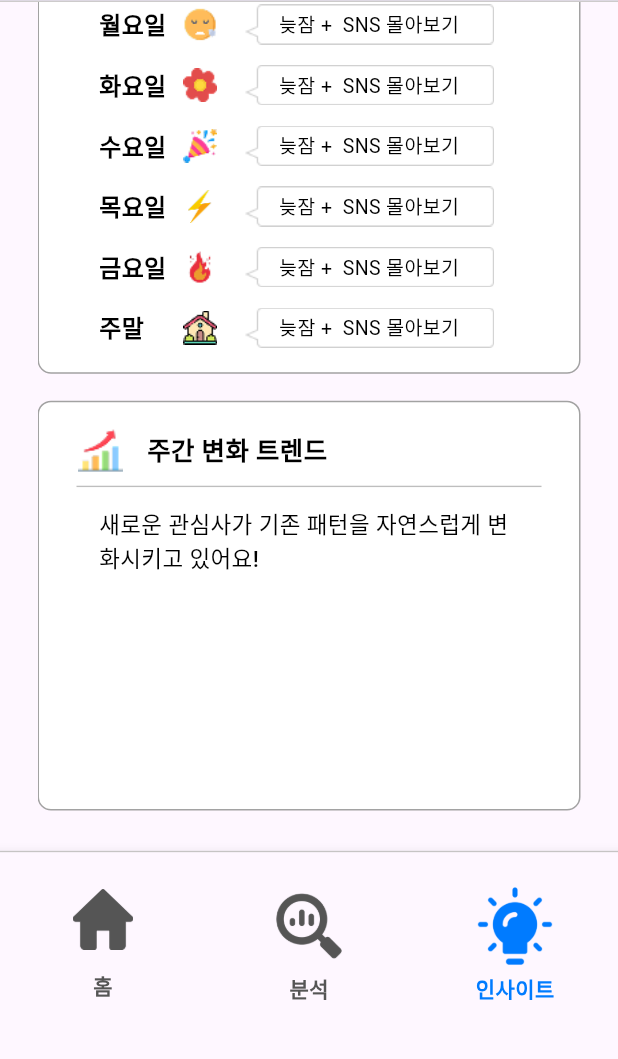
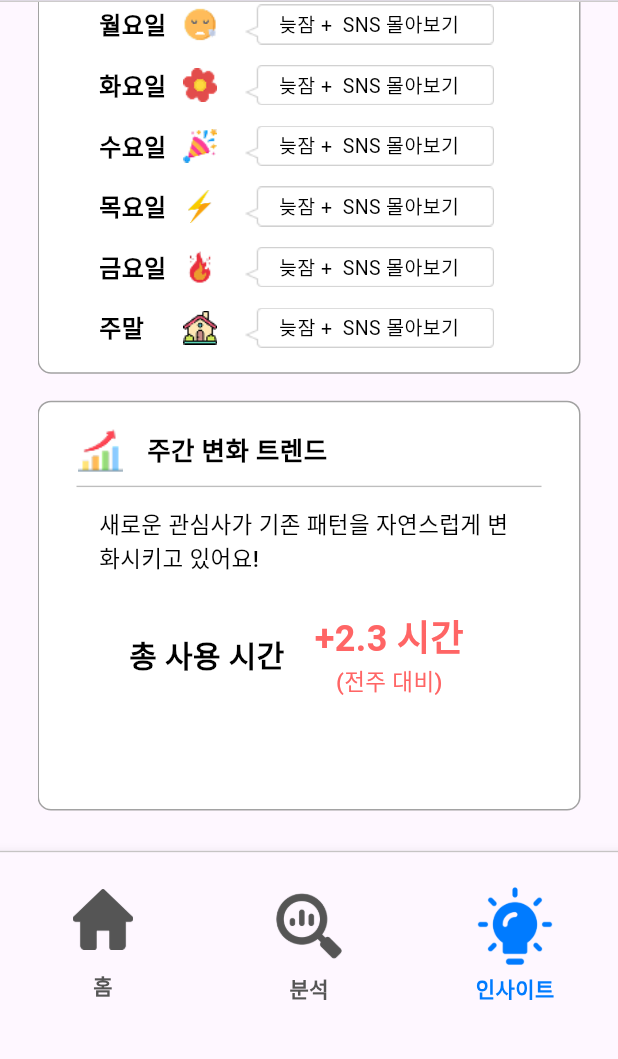
Before and after one commit to mili-second/Frontend, a Flutter app: the screen it shows after launch, item 3 of the bottom bar chosen, scrolled down 569 dp, on a phone screen of 412 x 824 dp, the part 168-1227 px from its top. Run offline on Flutter 3.47's test engine with Material 3 defaults, Android fonts, the phone set to English and light mode, and no system bars; our stand-ins replace device_info_plus, fl_chart, flutter_screenutil.

Commit message:
insight 작업

```diff
--- a/mili_second/lib/insight/view/insight_view.dart
+++ b/mili_second/lib/insight/view/insight_view.dart
@@ -3,6 +3,7 @@ import 'package:flutter_screenutil/flutter_screenutil.dart';
 import '/insight/view/special_this_weeks.dart';
 import '/insight/view/engagement_analysis.dart';
 import '/insight/view/pattern_analysis_by_day_of_the_week.dart';
+import '/insight/view/weekly_changing_trends.dart';
 
 class InsightView extends StatefulWidget {
   const InsightView({super.key});
@@ -29,6 +30,7 @@ class _InsightViewState extends State<InsightView> {
   // 주간 변화 트렌드 데이터
   final String _weeklyChangingTrendsComment =
       '새로운 관심사가 기존 패턴을 자연스럽게 변화시키고 있어요!';
+  final String _totalUsageTime = '+2.3 시간';
 
   @override
   Widget build(BuildContext context) {
@@ -59,61 +61,9 @@ class _InsightViewState extends State<InsightView> {
           SizedBox(height: 20.h),
 
           // 주간 변화 트렌드
-          Container(
-            width: 362.w,
-            height: 304.h,
-            decoration: BoxDecoration(
-              color: Color(0xFFFFFFFF),
-              borderRadius: BorderRadius.circular(10.r),
-              border: Border.all(color: Color(0xFFA2A2A2), width: 1.w),
-            ),
-            child: Padding(
-              padding: EdgeInsets.only(top: 15.h, left: 20.w, right: 20.w),
-              child: Column(
-                children: [
-                  Row(
-                    crossAxisAlignment: CrossAxisAlignment.center,
-                    children: [
-                      Image.asset(
-                        'assets/icons/weeklyChangeGraph.png',
-                        width: 42.w,
-                        height: 42.h,
-                      ),
-                      SizedBox(width: 10.w),
-                      Text(
-                        '주간 변화 트렌드',
-                        style: TextStyle(
-                          color: Color(0xFF000000),
-                          fontSize: 17.sp,
-                          fontWeight: FontWeight.w700,
-                        ),
-                      ),
-                    ],
-                  ),
-                  SizedBox(height: 5.h),
-                  Container(
-                    width: 310.w,
-                    height: 1.h,
-                    decoration: BoxDecoration(color: Color(0xFFBEBEBE)),
-                  ),
-                  SizedBox(height: 15.h),
-                  SizedBox(
-                    width: 280.w,
-                    child: Text(
-                      _weeklyChangingTrendsComment.replaceAllMapped(
-                        RegExp(r'([.!?])\s*'), // . 또는 ! 또는 ? 뒤의 공백까지 매칭
-                        (match) => '${match[1]}\n', // 그 기호 뒤에 줄바꿈 추가
-                      ),
-                      style: TextStyle(
-                        color: Color(0xFF000000),
-                        fontSize: 15.sp,
-                        fontWeight: FontWeight.w500,
-                      ),
-                    ),
-                  ),
-                ],
-              ),
-            ),
+          WeeklyChangingTrends(
+            comment: _weeklyChangingTrendsComment,
+            totalUsageTime: _totalUsageTime,
           ),
 
           SizedBox(height: 30.h),
--- /dev/null
+++ b/mili_second/lib/insight/view/weekly_changing_trends.dart
@@ -0,0 +1,119 @@
+import 'package:flutter/material.dart';
+import 'package:flutter_screenutil/flutter_screenutil.dart';
+
+class WeeklyChangingTrends extends StatelessWidget {
+  final String comment;
+  final String totalUsageTime;
+
+  const WeeklyChangingTrends({
+    super.key,
+    required this.comment,
+    required this.totalUsageTime,
+  });
+
+  @override
+  Widget build(BuildContext context) {
+    return Container(
+      width: 362.w,
+      height: 304.h,
+      decoration: BoxDecoration(
+        color: Color(0xFFFFFFFF),
+        borderRadius: BorderRadius.circular(10.r),
+        border: Border.all(color: Color(0xFFA2A2A2), width: 1.w),
+      ),
+      child: Padding(
+        padding: EdgeInsets.only(top: 15.h, left: 20.w, right: 20.w),
+        child: Column(
+          children: [
+            Row(
+              crossAxisAlignment: CrossAxisAlignment.center,
+              children: [
+                Image.asset(
+                  'assets/icons/weeklyChangeGraph.png',
+                  width: 42.w,
+                  height: 42.h,
+                ),
+                SizedBox(width: 10.w),
+                Text(
+                  '주간 변화 트렌드',
+                  style: TextStyle(
+                    color: Color(0xFF000000),
+                    fontSize: 17.sp,
+                    fontWeight: FontWeight.w700,
+                  ),
+                ),
+              ],
+            ),
+            SizedBox(height: 5.h),
+            Container(
+              width: 310.w,
+              height: 1.h,
+              decoration: BoxDecoration(color: Color(0xFFBEBEBE)),
+            ),
+            SizedBox(height: 15.h),
+            SizedBox(
+              width: 280.w,
+              child: Text(
+                comment.replaceAllMapped(
+                  RegExp(r'([.!?])\s*'), // . 또는 ! 또는 ? 뒤의 공백까지 매칭
+                  (match) => '${match[1]}\n', // 그 기호 뒤에 줄바꿈 추가
+                ),
+                style: TextStyle(
+                  color: Color(0xFF000000),
+                  fontSize: 15.sp,
+                  fontWeight: FontWeight.w500,
+                ),
+              ),
+            ),
+
+            SizedBox(
+              width: 240.w,
+              child: Row(
+                children: [
+                  Text(
+                    '총 사용 시간',
+                    style: TextStyle(
+                      color: Color(0xFF000000),
+                      fontSize: 20.sp,
+                      fontWeight: FontWeight.w600,
+                    ),
+                  ),
+                  SizedBox(width: 20.w),
+                  Column(
+                    crossAxisAlignment: CrossAxisAlignment.center,
+                    children: [
+                      Text(
+                        '+2.3 시간',
+                        style: TextStyle(
+                          color: Color(0xFFFF6565),
+                          fontSize: 24.sp,
+                          fontWeight: FontWeight.w700,
+                        ),
+                      ),
+
+                      Text(
+                        '(전주 대비)',
+                        style: TextStyle(
+                          color: Color(0xFFFF6565),
+                          fontSize: 15.sp,
+                          fontWeight: FontWeight.w500,
+                        ),
+                      ),
+                    ],
+                  ),
+                ],
+              ),
+            ),
+            Row(
+              children: [
+                Column(children: []),
+                Column(children: []),
+                Column(children: []),
+              ],
+            ),
+          ],
+        ),
+      ),
+    );
+  }
+}
```
